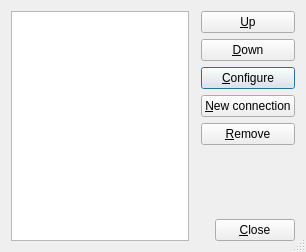
Old version of the form branches/branch-playground/plugins/_core/managerbase.ui in the repository BackupTheBerlios/sim-im-svn.
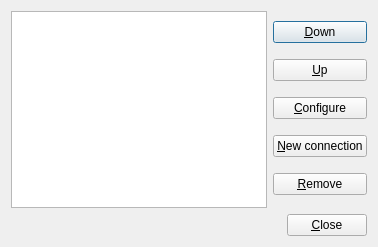
New version of the form.

```diff
--- a/branches/branch-playground/plugins/_core/managerbase.ui
+++ b/branches/branch-playground/plugins/_core/managerbase.ui
@@ -6,85 +6,81 @@
    <rect>
     <x>0</x>
     <y>0</y>
-    <width>306</width>
-    <height>252</height>
+    <width>323</width>
+    <height>247</height>
    </rect>
   </property>
   <property name="windowTitle">
    <string>Connection manager</string>
   </property>
   <property name="sizeGripEnabled">
-   <bool>true</bool>
+   <bool>false</bool>
   </property>
-  <layout class="QGridLayout">
+  <layout class="QVBoxLayout" name="verticalLayout">
    <property name="margin">
     <number>11</number>
    </property>
-   <property name="spacing">
-    <number>6</number>
-   </property>
-   <item row="2" column="2">
-    <widget class="QPushButton" name="btnUpdate">
-     <property name="text">
-      <string>&amp;Configure</string>
+   <item>
+    <layout class="QHBoxLayout" name="horizontalLayout">
+     <item>
+      <widget class="QListWidget" name="lstConnection">
+       <property name="sizePolicy">
+        <sizepolicy hsizetype="Minimum" vsizetype="Expanding">
+         <horstretch>0</horstretch>
+         <verstretch>0</verstretch>
+        </sizepolicy>
+       </property>
+       <property name="resizeMode">
+        <enum>QListView::Adjust</enum>
      </property>
     </widget>
    </item>
-   <item row="0" column="2">
-    <widget class="QPushButton" name="btnUp">
-     <property name="text">
-      <string>&amp;Up</string>
-     </property>
-     <property name="autoDefault">
-      <bool>true</bool>
-     </property>
-    </widget>
-   </item>
-   <item row="1" column="2">
+     <item>
+      <layout class="QVBoxLayout" name="verticalLayout_2">
+       <item>
     <widget class="QPushButton" name="btnDown">
      <property name="text">
       <string>&amp;Down</string>
      </property>
     </widget>
    </item>
-   <item row="4" column="2">
-    <widget class="QPushButton" name="btnRemove">
+       <item>
+        <widget class="QPushButton" name="btnUp">
      <property name="text">
-      <string>&amp;Remove</string>
-     </property>
-    </widget>
-   </item>
-   <item row="3" column="2">
+          <string>&amp;Up</string>
+         </property>
+         <property name="autoDefault">
+          <bool>true</bool>
+         </property>
+        </widget>
+       </item>
+       <item>
+        <widget class="QPushButton" name="btnUpdate">
+         <property name="text">
+          <string>&amp;Configure</string>
+         </property>
+        </widget>
+       </item>
+       <item>
     <widget class="QPushButton" name="btnAdd">
      <property name="text">
       <string>&amp;New connection</string>
      </property>
     </widget>
    </item>
-   <item row="5" column="2">
-    <spacer name="Spacer4">
-     <property name="orientation">
-      <enum>Qt::Vertical</enum>
-     </property>
-     <property name="sizeType">
-      <enum>QSizePolicy::Expanding</enum>
-     </property>
-     <property name="sizeHint" stdset="0">
-      <size>
-       <width>20</width>
-       <height>20</height>
-      </size>
-     </property>
-    </spacer>
-   </item>
-   <item row="6" column="1" colspan="2">
+       <item>
+        <widget class="QPushButton" name="btnRemove">
+         <property name="text">
+          <string>&amp;Remove</string>
+         </property>
+        </widget>
+       </item>
+      </layout>
+     </item>
+    </layout>
+   </item>
+   <item>
     <layout class="QHBoxLayout">
-     <property name="spacing">
-      <number>6</number>
-     </property>
-     <property name="margin">
-      <number>0</number>
-     </property>
      <item>
       <spacer name="Horizontal Spacing2">
        <property name="orientation">
@@ -113,9 +109,6 @@
      </item>
     </layout>
    </item>
-   <item row="0" column="0" rowspan="7">
-    <widget class="QListWidget" name="lstConnection"/>
-   </item>
   </layout>
  </widget>
  <pixmapfunction>qPixmapFromMimeSource</pixmapfunction>
```
Left out of the diff: 5 changed lines with no effect on the pictures. Lines whose indentation alone changed are shown as unchanged.
